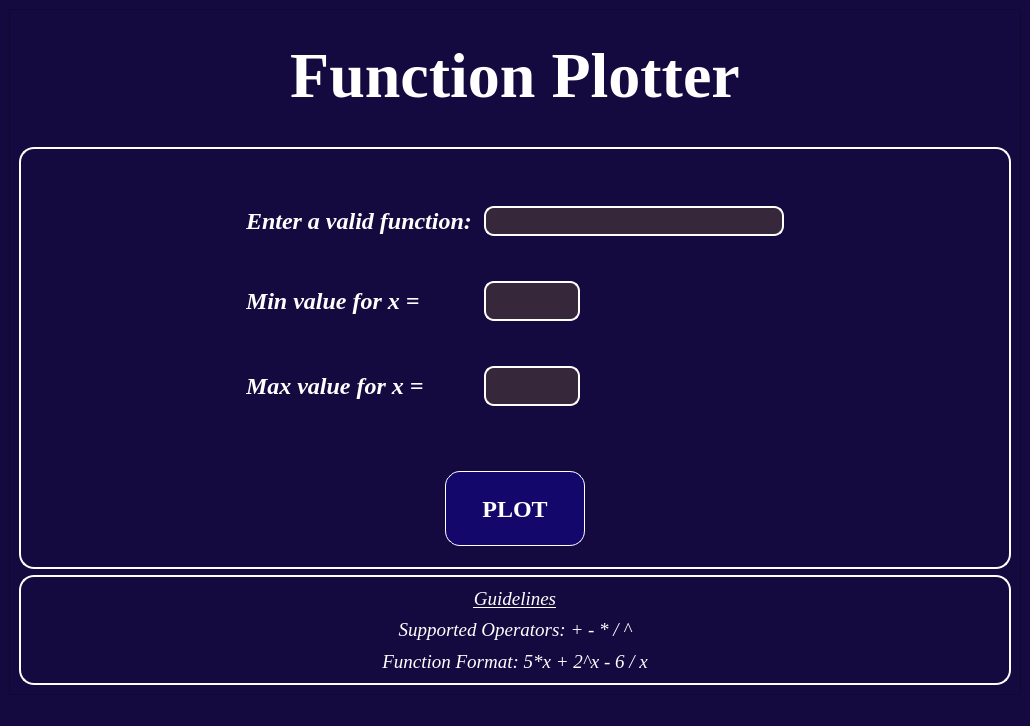
The window that Design.ui (AbdelrahmanHamdyy/Function-Plotter) describes before a commit, drawn with Qt 5.
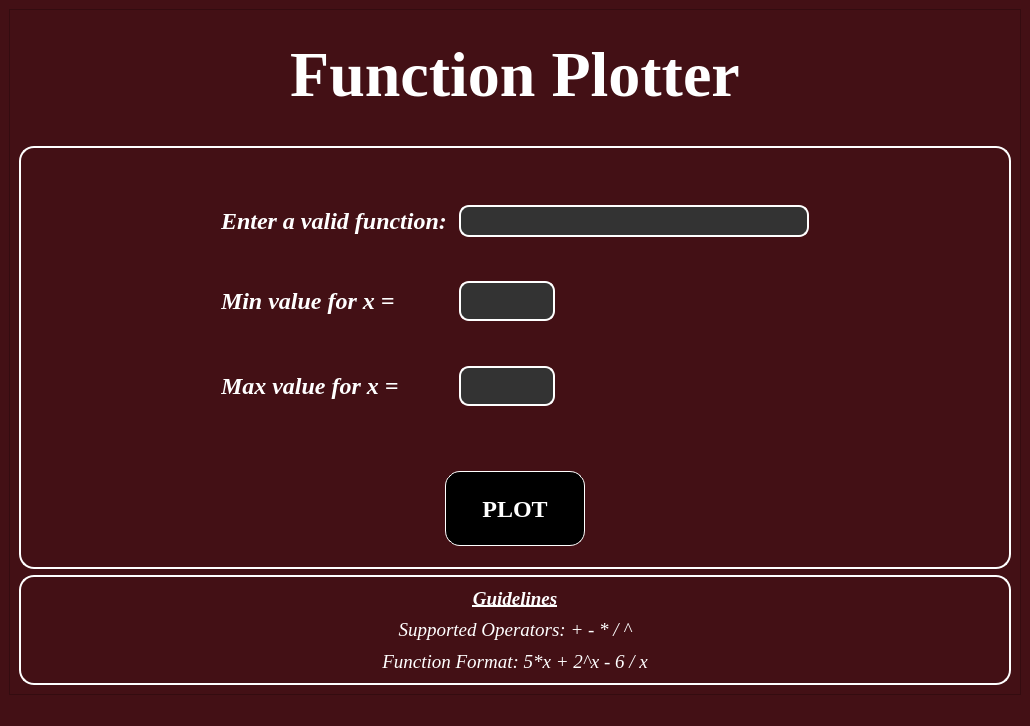
The same window after the commit.

Diff of the .ui file:
```diff
--- a/Design.ui
+++ b/Design.ui
@@ -25,9 +25,9 @@
      <colorrole role="Button">
       <brush brushstyle="SolidPattern">
        <color alpha="255">
-        <red>20</red>
-        <green>10</green>
-        <blue>63</blue>
+        <red>67</red>
+        <green>16</green>
+        <blue>21</blue>
        </color>
       </brush>
      </colorrole>
@@ -61,18 +61,18 @@
      <colorrole role="Base">
       <brush brushstyle="SolidPattern">
        <color alpha="255">
-        <red>20</red>
-        <green>10</green>
-        <blue>63</blue>
+        <red>67</red>
+        <green>16</green>
+        <blue>21</blue>
        </color>
       </brush>
      </colorrole>
      <colorrole role="Window">
       <brush brushstyle="SolidPattern">
        <color alpha="255">
-        <red>20</red>
-        <green>10</green>
-        <blue>63</blue>
+        <red>67</red>
+        <green>16</green>
+        <blue>21</blue>
        </color>
       </brush>
      </colorrole>
@@ -99,9 +99,9 @@
      <colorrole role="Button">
       <brush brushstyle="SolidPattern">
        <color alpha="255">
-        <red>20</red>
-        <green>10</green>
-        <blue>63</blue>
+        <red>67</red>
+        <green>16</green>
+        <blue>21</blue>
        </color>
       </brush>
      </colorrole>
@@ -135,18 +135,18 @@
      <colorrole role="Base">
       <brush brushstyle="SolidPattern">
        <color alpha="255">
-        <red>20</red>
-        <green>10</green>
-        <blue>63</blue>
+        <red>67</red>
+        <green>16</green>
+        <blue>21</blue>
        </color>
       </brush>
      </colorrole>
      <colorrole role="Window">
       <brush brushstyle="SolidPattern">
        <color alpha="255">
-        <red>20</red>
-        <green>10</green>
-        <blue>63</blue>
+        <red>67</red>
+        <green>16</green>
+        <blue>21</blue>
        </color>
       </brush>
      </colorrole>
@@ -173,9 +173,9 @@
      <colorrole role="Button">
       <brush brushstyle="SolidPattern">
        <color alpha="255">
-        <red>20</red>
-        <green>10</green>
-        <blue>63</blue>
+        <red>67</red>
+        <green>16</green>
+        <blue>21</blue>
        </color>
       </brush>
      </colorrole>
@@ -209,18 +209,18 @@
      <colorrole role="Base">
       <brush brushstyle="SolidPattern">
        <color alpha="255">
-        <red>20</red>
-        <green>10</green>
-        <blue>63</blue>
+        <red>67</red>
+        <green>16</green>
+        <blue>21</blue>
        </color>
       </brush>
      </colorrole>
      <colorrole role="Window">
       <brush brushstyle="SolidPattern">
        <color alpha="255">
-        <red>20</red>
-        <green>10</green>
-        <blue>63</blue>
+        <red>67</red>
+        <green>16</green>
+        <blue>21</blue>
        </color>
       </brush>
      </colorrole>
@@ -241,7 +241,7 @@
   </property>
   <property name="styleSheet">
    <string notr="true">* {
-	background-color: rgb(20, 10, 63);
+	background-color: rgb(67, 16, 21);
 	color: white;
 }</string>
   </property>
@@ -276,6 +276,12 @@
            <height>16777215</height>
           </size>
          </property>
+         <property name="font">
+          <font>
+           <weight>75</weight>
+           <bold>true</bold>
+          </font>
+         </property>
          <property name="styleSheet">
           <string notr="true">#frame_3 {
 	border: 2px solid;
@@ -296,7 +302,9 @@
              <font>
               <family>Times New Roman</family>
               <pointsize>14</pointsize>
+              <weight>75</weight>
               <italic>true</italic>
+              <bold>true</bold>
               <underline>true</underline>
              </font>
             </property>
@@ -527,10 +535,10 @@
                </property>
                <property name="styleSheet">
                 <string notr="true">#Min {
-	background-color: rgba(75, 58, 58, 0.615);
+	background-color: #333333;
 	border: 2px solid white;
 	border-radius: 10px;
-	padding: 3px;
+	padding: 4px;
 }</string>
                </property>
               </widget>
@@ -557,10 +565,10 @@
                </property>
                <property name="styleSheet">
                 <string notr="true">#Max {
-	background-color: rgba(75, 58, 58, 0.615);
+	background-color: #333333;
 	border: 2px solid white;
 	border-radius: 10px;
-	padding: 3px;
+	padding: 4px;
 }</string>
                </property>
               </widget>
@@ -652,13 +660,13 @@
               <widget class="QLineEdit" name="Function">
                <property name="minimumSize">
                 <size>
-                 <width>300</width>
+                 <width>350</width>
                  <height>30</height>
                 </size>
                </property>
                <property name="maximumSize">
                 <size>
-                 <width>500</width>
+                 <width>700</width>
                  <height>16777215</height>
                 </size>
                </property>
@@ -670,10 +678,10 @@
                </property>
                <property name="styleSheet">
                 <string notr="true">#Function {
-	background-color: rgba(75, 58, 58, 0.615);
+	background-color: #333333;
 	border: 2px solid white;
 	border-radius: 10px;
-	padding: 3px;
+	padding: 4px;
 }</string>
                </property>
               </widget>
@@ -765,7 +773,7 @@
 	border: 1px solid;
 	border-radius: 15px;
 	border-color: white;
-	background-color: rgb(20, 7, 108);
+	background-color: black;
 }</string>
                </property>
                <property name="text">
```
